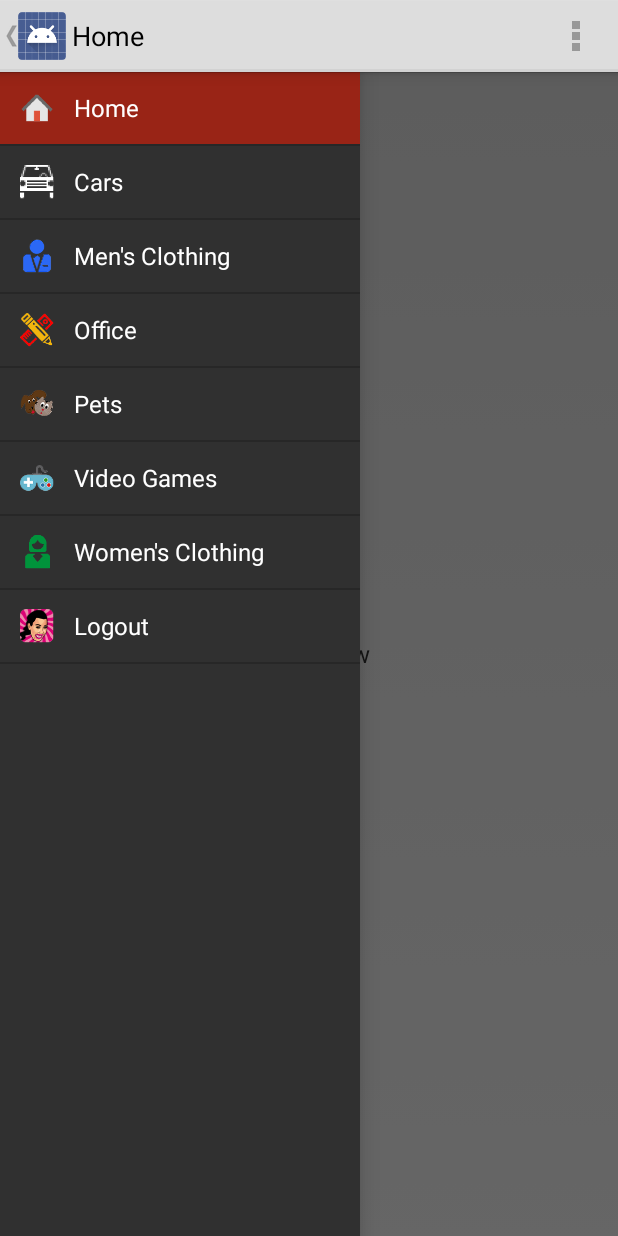
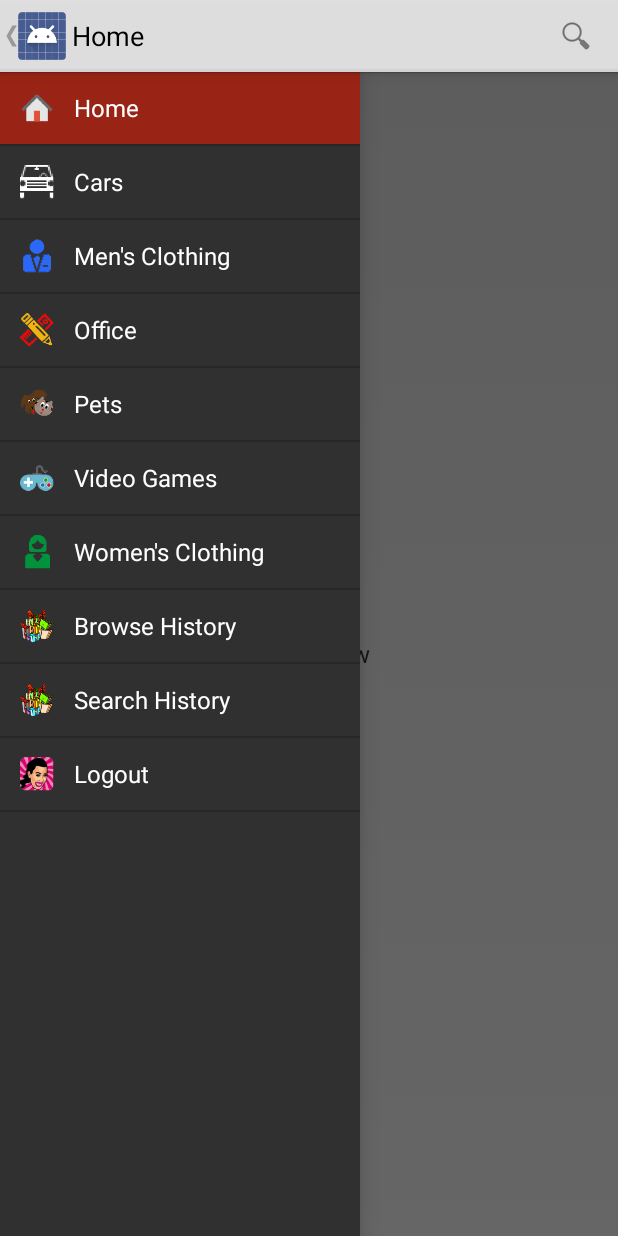
Before and after one commit to nicklawls/Shopping, an Android app: the MainActivity screen opened directly, with no data from a screen before it, with the side drawer open, on a phone screen of 412 x 824 dp. Run offline under Robolectric (Android 15) with nearby library versions, the phone set to English and light mode, and no system bars; 2 statements that could not run were skipped.

Commit message:
w/ more navigation stuff

```diff
--- a/app/src/main/java/com/example/nicklawler222/shopping/MainActivity.java
+++ b/app/src/main/java/com/example/nicklawler222/shopping/MainActivity.java
@@ -8,7 +8,9 @@ import java.util.ArrayList;
 import android.app.Activity;
 import android.app.Fragment;
 import android.app.FragmentManager;
+import android.app.SearchManager;
 import android.content.Context;
+import android.content.Intent;
 import android.content.res.Configuration;
 import android.content.res.TypedArray;
 import android.os.Bundle;
@@ -16,10 +18,12 @@ import android.support.v4.app.ActionBarDrawerToggle;
 import android.support.v4.widget.DrawerLayout;
 import android.util.Log;
 import android.view.Menu;
+import android.view.MenuInflater;
 import android.view.MenuItem;
 import android.view.View;
 import android.widget.AdapterView;
 import android.widget.ListView;
+import android.widget.SearchView;
 import android.widget.Toast;
 
 public class MainActivity extends Activity {
@@ -82,8 +86,12 @@ public class MainActivity extends Activity {
         navDrawerItems.add(new NavDrawerItem(navMenuTitles[5], navMenuIcons.getResourceId(5, -1)));
         // Women's Clothing
         navDrawerItems.add(new NavDrawerItem(navMenuTitles[6], navMenuIcons.getResourceId(6, -1)));
+        // Browse History
+        navDrawerItems.add(new NavDrawerItem(navMenuTitles[7], navMenuIcons.getResourceId(7, -1)));
+        // Search History
+        navDrawerItems.add(new NavDrawerItem(navMenuTitles[8], navMenuIcons.getResourceId(8, -1)));
         // Login
-        navDrawerItems.add(new NavDrawerItem(navMenuTitles[7], navMenuIcons.getResourceId(7, -1)));
+        navDrawerItems.add(new NavDrawerItem(navMenuTitles[9], navMenuIcons.getResourceId(9, -1)));
 
 
         // Recycle the typed array
@@ -140,8 +148,19 @@ public class MainActivity extends Activity {
 
     @Override
     public boolean onCreateOptionsMenu(Menu menu) {
-        getMenuInflater().inflate(R.menu.main, menu);
-        return true;
+//        getMenuInflater().inflate(R.menu.main, menu);
+//        return true;
+        MenuInflater inflater = getMenuInflater();
+        inflater.inflate(R.menu.main, menu);
+
+        // Associate searchable configuration with the SearchView
+        SearchManager searchManager = (SearchManager) getSystemService(Context.SEARCH_SERVICE);
+        SearchView searchView = (SearchView) menu.findItem(R.id.action_search)
+                .getActionView();
+        searchView.setSearchableInfo(searchManager
+                .getSearchableInfo(getComponentName()));
+
+        return super.onCreateOptionsMenu(menu);
     }
 
     @Override
@@ -154,6 +173,16 @@ public class MainActivity extends Activity {
         switch (item.getItemId()) {
             case R.id.action_settings:
                 return true;
+//            case R.id.action_search:
+//                Intent intent = new Intent(Intent.ACTION_SEARCH);
+//                intent.putExtra(SearchManager.QUERY, getActionBar().getTitle());
+//                // catch event that there's no activity to handle intent
+//                if (intent.resolveActivity(getPackageManager()) != null) {
+//                    startActivity(intent);
+//                } else {
+//                    Toast.makeText(this, R.string.app_not_available, Toast.LENGTH_LONG).show();
+//                }
+//                return true;
             default:
                 return super.onOptionsItemSelected(item);
         }
@@ -166,7 +195,7 @@ public class MainActivity extends Activity {
     public boolean onPrepareOptionsMenu(Menu menu) {
         // if nav drawer is opened, hide the action items
         boolean drawerOpen = mDrawerLayout.isDrawerOpen(mDrawerList);
-        menu.findItem(R.id.action_settings).setVisible(!drawerOpen);
+        menu.findItem(R.id.action_search).setVisible(!drawerOpen);
         return super.onPrepareOptionsMenu(menu);
     }
 
--- a/app/src/main/res/layout/activity_main2.xml
+++ b/app/src/main/res/layout/activity_main2.xml
@@ -3,6 +3,7 @@
     android:id="@+id/drawer_layout"
     android:layout_width="match_parent"
     android:layout_height="match_parent">
+
 
     <!-- Framelayout to display Fragments -->
     <FrameLayout
@@ -21,4 +22,5 @@
         android:dividerHeight="1dp"
         android:listSelector="@drawable/list_selector"
         android:background="@color/list_background"/>
+
 </android.support.v4.widget.DrawerLayout>
--- a/app/src/main/res/menu/main.xml
+++ b/app/src/main/res/menu/main.xml
@@ -1,9 +1,17 @@
 <menu xmlns:android="http://schemas.android.com/apk/res/android" >
 
-    <item
-        android:id="@+id/action_settings"
-        android:orderInCategory="100"
-        android:showAsAction="never"
-        android:title="@string/action_settings"/>
+    <!--<item-->
+        <!--android:id="@+id/action_settings"-->
+        <!--android:orderInCategory="100"-->
+        <!--android:showAsAction="never"-->
+        <!--android:title="@string/action_settings"/>-->
+    <item android:id="@+id/action_search"
+        android:icon="@drawable/ic_search"
+        android:title="@string/action_search"
+        android:showAsAction="always"
+        android:actionViewClass="android.widget.SearchView"/>
+
+
+
 
 </menu>
--- /dev/null
+++ b/app/src/main/res/menu/menu_search.xml
@@ -0,0 +1,6 @@
+<menu xmlns:android="http://schemas.android.com/apk/res/android"
+    xmlns:tools="http://schemas.android.com/tools"
+    tools:context="com.example.nicklawler222.shopping.SearchActivity">
+    <item android:id="@+id/action_settings" android:title="@string/action_settings"
+        android:orderInCategory="100" android:showAsAction="never" />
+</menu>
--- a/app/src/main/res/values/strings.xml
+++ b/app/src/main/res/values/strings.xml
@@ -2,10 +2,12 @@
 <resources>
 
     <string name="app_name">Le Shoppe</string>
+    <string name="app_label">Le Shoppe</string>
     <string name="hello_world">Hello world!</string>
     <string name="action_settings">Settings</string>
-    <string name="action_websearch">Web search</string>
-    <string name="title_activity_home"></string>
+    <string name="action_search">Web search</string>
+    <string name="search_hint">Product Name</string>
+    <string name="title_activity_home"> </string>
     <string name="title_section1">Home</string>
     <string name="title_section2">Shop by Category</string>
     <string name="title_section3">Recently Viewed</string>
@@ -27,6 +29,8 @@
         <item>Pets</item>
         <item>Video Games</item>
         <item>Women\'s Clothing</item>
+        <item>Browse History</item>
+        <item>Search History</item>
         <item>Logout</item>
     </string-array>
 
@@ -40,13 +44,16 @@
         <item>@drawable/ic_pets</item>
         <item>@drawable/ic_video_games</item>
         <item>@drawable/ic_womens_clothing</item>
+        <item>@drawable/ic_launcher</item>
+        <item>@drawable/ic_launcher</item>
         <item>@drawable/ic_exit</item>
     </array>
 
     <!-- Content Description -->
     <string name="desc_list_item_icon">Item Icon</string>
-    <string name="title_activity_splash_screen">LeShoppe2</string>
-    <string name="title_activity_splash">LeShoppe3</string>
-    <string name="title_activity_main">LeShoppe4</string>
+    <string name="title_activity_splash_screen">Le Shoppe</string>
+    <string name="title_activity_splash">Le Shoppe</string>
+    <string name="title_activity_main">Le Shoppe</string>
+    <string name="title_activity_search">Search</string>
 
 </resources>
--- /dev/null
+++ b/app/src/main/res/xml/searchable.xml
@@ -0,0 +1,4 @@
+<?xml version="1.0" encoding="utf-8"?>
+<searchable xmlns:android="http://schemas.android.com/apk/res/android"
+    android:hint="@string/search_hint"
+    android:label="@string/app_name" />
```
Also changed, not shown: app/src/main/AndroidManifest.xml (+14 -0 lines), app/src/main/java/com/example/nicklawler222/shopping/SearchActivity.java (added, +71 -0 lines), app/src/main/res/layout/activity_search.xml (added, +17 -0 lines), app/src/main/ic_search-web.png (added), app/src/main/res/drawable-hdpi/ic_search.png (added), app/src/main/res/drawable-mdpi/ic_search.png (added), app/src/main/res/drawable-xhdpi/ic_search.png (added), app/src/main/res/drawable-xxhdpi/ic_search.png (added).
